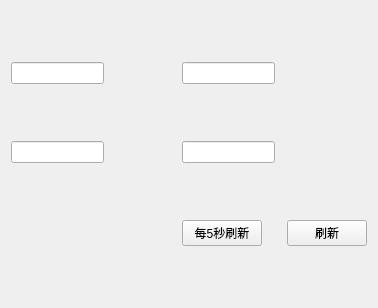
First picture: the form in showmessage.ui, repository WOYAOFEI-1/QtTool, before the edit.
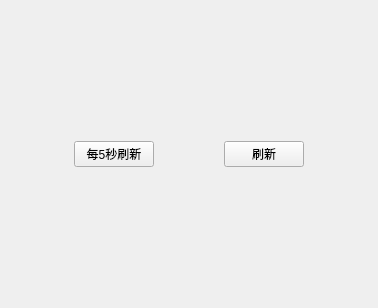
Second picture: the form after the edit.

Diff of the .ui file:
```diff
--- a/showmessage.ui
+++ b/showmessage.ui
@@ -13,110 +13,66 @@
   <property name="windowTitle">
    <string>Form</string>
   </property>
-  <layout class="QGridLayout" name="gridLayout">
-   <item row="2" column="2">
+  <layout class="QVBoxLayout" name="verticalLayout">
+   <item>
+    <layout class="QHBoxLayout" name="horizontalLayout"/>
+   </item>
+   <item>
+    <layout class="QHBoxLayout" name="horizontalLayout_2">
+     <item>
+      <spacer name="horizontalSpacer">
+       <property name="orientation">
+        <enum>Qt::Horizontal</enum>
+       </property>
+       <property name="sizeHint" stdset="0">
+        <size>
+         <width>40</width>
+         <height>20</height>
+        </size>
+       </property>
+      </spacer>
+     </item>
+     <item>
     <widget class="QPushButton" name="pushButton_2">
      <property name="text">
       <string>每5秒刷新</string>
      </property>
     </widget>
    </item>
-   <item row="2" column="0" colspan="2">
-    <spacer name="horizontalSpacer_5">
-     <property name="orientation">
-      <enum>Qt::Horizontal</enum>
-     </property>
-     <property name="sizeHint" stdset="0">
-      <size>
-       <width>173</width>
-       <height>21</height>
-      </size>
-     </property>
-    </spacer>
-   </item>
-   <item row="1" column="1">
+     <item>
     <spacer name="horizontalSpacer_3">
      <property name="orientation">
       <enum>Qt::Horizontal</enum>
      </property>
      <property name="sizeHint" stdset="0">
       <size>
-       <width>82</width>
+         <width>40</width>
        <height>20</height>
       </size>
      </property>
     </spacer>
    </item>
-   <item row="1" column="0">
-    <widget class="QLineEdit" name="lineEdit_2"/>
-   </item>
-   <item row="2" column="3" colspan="2">
-    <spacer name="horizontalSpacer_6">
-     <property name="orientation">
-      <enum>Qt::Horizontal</enum>
-     </property>
-     <property name="sizeHint" stdset="0">
-      <size>
-       <width>3</width>
-       <height>20</height>
-      </size>
-     </property>
-    </spacer>
-   </item>
-   <item row="1" column="4" colspan="2">
-    <spacer name="horizontalSpacer_4">
-     <property name="orientation">
-      <enum>Qt::Horizontal</enum>
-     </property>
-     <property name="sizeHint" stdset="0">
-      <size>
-       <width>83</width>
-       <height>20</height>
-      </size>
-     </property>
-    </spacer>
-   </item>
-   <item row="0" column="1">
-    <spacer name="horizontalSpacer">
-     <property name="orientation">
-      <enum>Qt::Horizontal</enum>
-     </property>
-     <property name="sizeHint" stdset="0">
-      <size>
-       <width>82</width>
-       <height>20</height>
-      </size>
-     </property>
-    </spacer>
-   </item>
-   <item row="0" column="4" colspan="2">
-    <spacer name="horizontalSpacer_2">
-     <property name="orientation">
-      <enum>Qt::Horizontal</enum>
-     </property>
-     <property name="sizeHint" stdset="0">
-      <size>
-       <width>83</width>
-       <height>20</height>
-      </size>
-     </property>
-    </spacer>
-   </item>
-   <item row="1" column="2" colspan="2">
-    <widget class="QLineEdit" name="lineEdit_4"/>
-   </item>
-   <item row="0" column="0">
-    <widget class="QLineEdit" name="lineEdit"/>
-   </item>
-   <item row="0" column="2" colspan="2">
-    <widget class="QLineEdit" name="lineEdit_3"/>
-   </item>
-   <item row="2" column="5">
+     <item>
     <widget class="QPushButton" name="pushButton">
      <property name="text">
       <string>刷新</string>
      </property>
     </widget>
+     </item>
+     <item>
+      <spacer name="horizontalSpacer_2">
+       <property name="orientation">
+        <enum>Qt::Horizontal</enum>
+       </property>
+       <property name="sizeHint" stdset="0">
+        <size>
+         <width>40</width>
+         <height>20</height>
+        </size>
+       </property>
+      </spacer>
+     </item>
+    </layout>
    </item>
   </layout>
  </widget>
```
Lines whose indentation alone changed are shown as unchanged.
